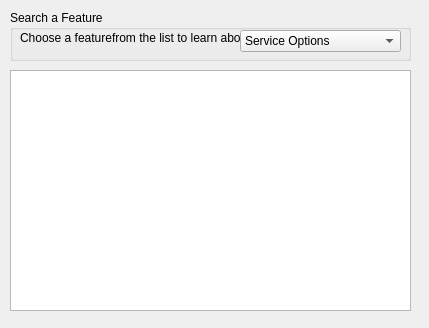
The window that src/dialoghelp.ui (brianclinkenbeard/pamphlet) describes before a commit, drawn with Qt 5.
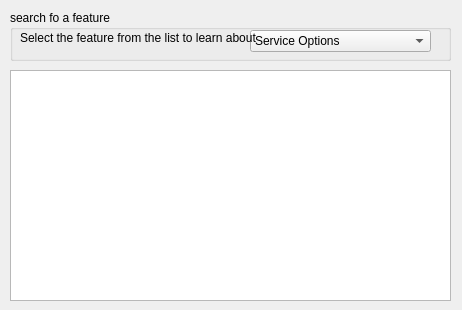
The same window after the commit.

Commit message: Try Again: help feature

```diff
--- a/src/dialoghelp.ui
+++ b/src/dialoghelp.ui
@@ -6,8 +6,8 @@
    <rect>
     <x>0</x>
     <y>0</y>
-    <width>429</width>
-    <height>328</height>
+    <width>462</width>
+    <height>310</height>
    </rect>
   </property>
   <property name="windowTitle">
@@ -18,63 +18,56 @@
     <rect>
      <x>10</x>
      <y>10</y>
-     <width>401</width>
+     <width>441</width>
      <height>51</height>
     </rect>
    </property>
    <property name="title">
-    <string>Search a Feature</string>
+    <string>search fo a feature</string>
    </property>
+   <widget class="QComboBox" name="comboBox">
+    <property name="geometry">
+     <rect>
+      <x>240</x>
+      <y>20</y>
+      <width>181</width>
+      <height>22</height>
+     </rect>
+    </property>
+    <item>
+     <property name="text">
+      <string>Service Options</string>
+     </property>
+    </item>
+    <item>
+     <property name="text">
+      <string>Maitenance with pricing</string>
+     </property>
+    </item>
+   </widget>
    <widget class="QLabel" name="label">
     <property name="geometry">
      <rect>
       <x>10</x>
       <y>20</y>
-      <width>221</width>
+      <width>241</width>
       <height>16</height>
      </rect>
     </property>
     <property name="text">
-     <string>Choose a featurefrom the list to learn about</string>
+     <string>Select the feature from the list to learn about</string>
     </property>
    </widget>
-   <widget class="QComboBox" name="comboBox">
-    <property name="geometry">
-     <rect>
-      <x>230</x>
-      <y>20</y>
-      <width>161</width>
-      <height>22</height>
-     </rect>
-    </property>
-    <item>
-     <property name="text">
-      <string>Service Options</string>
-     </property>
-    </item>
-    <item>
-     <property name="text">
-      <string>Maintenance plan with pricing</string>
-     </property>
-    </item>
-   </widget>
   </widget>
   <widget class="QTextBrowser" name="textBrowser">
    <property name="geometry">
     <rect>
      <x>10</x>
      <y>70</y>
-     <width>401</width>
-     <height>241</height>
+     <width>441</width>
+     <height>231</height>
     </rect>
    </property>
-   <property name="html">
-    <string>&lt;!DOCTYPE HTML PUBLIC &quot;-//W3C//DTD HTML 4.0//EN&quot; &quot;http://www.w3.org/TR/REC-html40/strict.dtd&quot;&gt;
-&lt;html&gt;&lt;head&gt;&lt;meta name=&quot;qrichtext&quot; content=&quot;1&quot; /&gt;&lt;style type=&quot;text/css&quot;&gt;
-p, li { white-space: pre-wrap; }
-&lt;/style&gt;&lt;/head&gt;&lt;body style=&quot; font-family:'MS Shell Dlg 2'; font-size:8.25pt; font-weight:400; font-style:normal;&quot;&gt;
-&lt;p style=&quot;-qt-paragraph-type:empty; margin-top:0px; margin-bottom:0px; margin-left:0px; margin-right:0px; -qt-block-indent:0; text-indent:0px;&quot;&gt;&lt;br /&gt;&lt;/p&gt;&lt;/body&gt;&lt;/html&gt;</string>
-   </property>
   </widget>
  </widget>
  <resources/>
```
Left out of the diff: 2 changed lines with no effect on the pictures. The commit also changes 4 other files.
